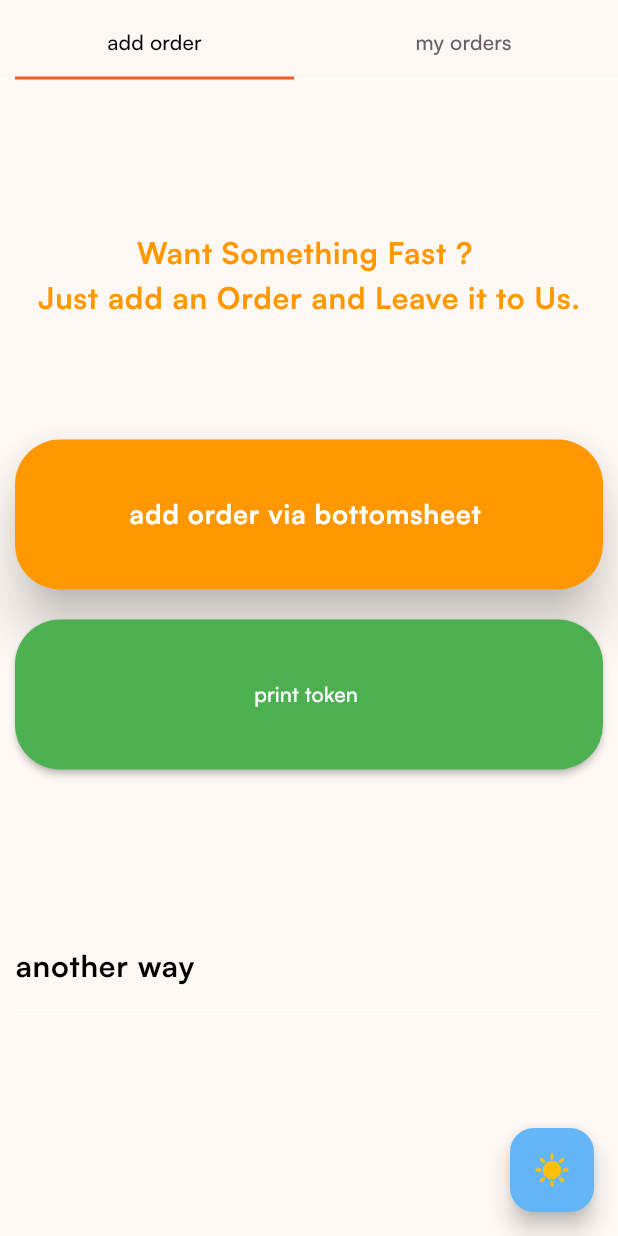
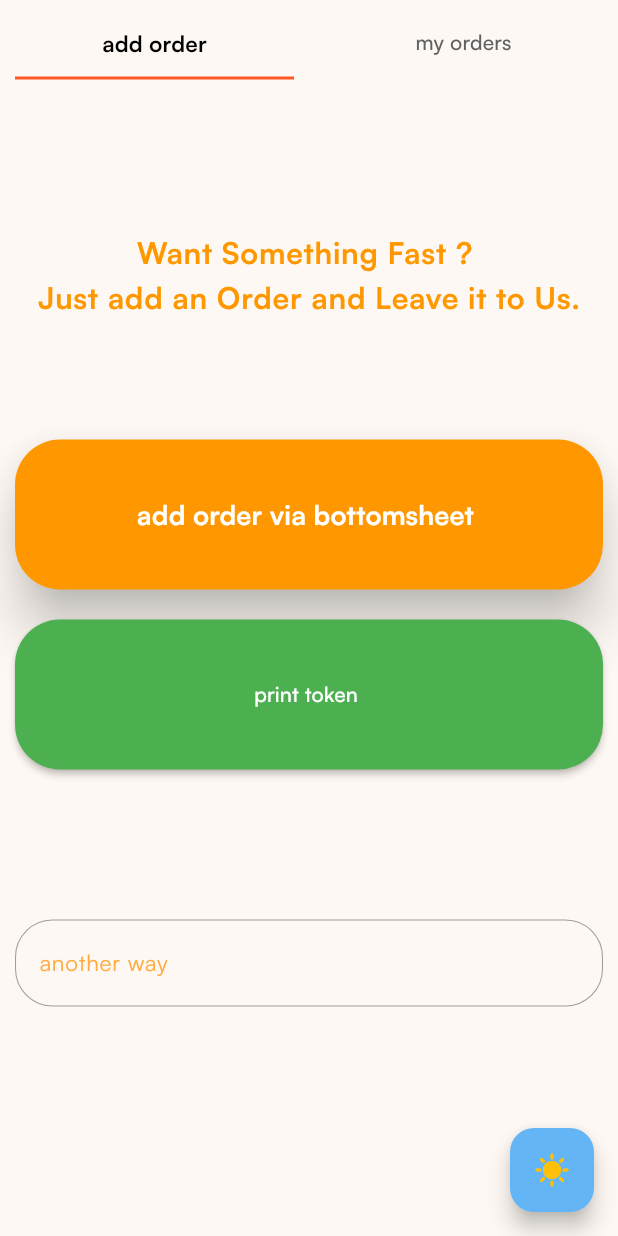
Before and after one commit to gal-hpgggjbvb/project202, a Flutter app: the UserPage screen opened by its route, on a phone screen of 412 x 824 dp. Run offline on Flutter 3.47's test engine with Material 3 defaults, Android fonts, the light colour scheme and no system bars; our stand-ins replace awesome_dialog, dio, get, hidden_drawer_menu, image_picker, introduction_screen and 3 more; accounts and stored records are empty.

Commit message:
theme 1.1

```diff
--- a/lib/custom_widgets/custom_order_field.dart
+++ b/lib/custom_widgets/custom_order_field.dart
@@ -1,6 +1,4 @@
-import 'package:flutter/cupertino.dart';
 import 'package:flutter/material.dart';
-import 'package:flutter/painting.dart';
 import 'package:get/get.dart';
 
 class CustomOrderField extends StatelessWidget {
@@ -40,17 +38,45 @@ class CustomOrderField extends StatelessWidget {
         //     hintText: hintText,
         //     // hintStyle: const TextStyle(color: Colors.blue)
         // ),
+        style: TextStyle(
+          color: context.theme.primaryColor,
+          fontSize: 17,
+          fontWeight: FontWeight.normal, // typing style
+        ),
         decoration: InputDecoration(
           labelText: labelText,
-          hintText: hintText,),
-
-        style: context.theme.textTheme.bodyMedium,
-        // style: const TextStyle(
-        //   color: Colors.deepOrange,     // Text color while typing
-        //   fontSize: 18,                 // Size of typed text
-        //   fontWeight: FontWeight.bold, // Bold, normal, etc.
-        //   fontFamily: 'Roboto',        // Use custom font if declared in pubspec.yaml
-        // ),
+          hintText: hintText,
+          hintStyle: TextStyle(
+            fontFamily: "Satoshi",
+            color: context.theme.colorScheme.secondary,
+            fontSize: 15,
+            fontWeight: FontWeight.normal,
+            // fontStyle: FontStyle.italic,
+          ),
+          labelStyle: TextStyle(
+            fontFamily: "Satoshi",
+            color: context.theme.colorScheme.primary,
+            fontSize: 15,
+            fontWeight: FontWeight.normal,
+            // fontStyle: FontStyle.italic,
+          ),
+          enabledBorder: OutlineInputBorder(
+            borderRadius: BorderRadius.circular(25),
+            borderSide: BorderSide(
+              color: context.theme.colorScheme.secondary,
+              width: 0.7,
+            ),
+          ),
+          // focusColor: context.theme.colorScheme.primary,
+          focusedBorder: OutlineInputBorder(
+            borderRadius: BorderRadius.circular(25),
+            borderSide: BorderSide(
+              color: context.theme.colorScheme.secondary,
+              width: 0.7,
+            ),
+          ),
+        ),
+        // style: context.theme.textTheme.bodyMedium,
 
         validator: (value) {
           if (value!.isEmpty) {
--- a/lib/theme/theme.dart
+++ b/lib/theme/theme.dart
@@ -69,16 +69,21 @@ ThemeData lightTheme = ThemeData(
   //todo colorScheme
   colorScheme: const ColorScheme.light(
     background: Colors.orange,
-    onBackground: Colors.white,
+    onBackground: Color(0xFFFDF8F3),
     primary: Colors.orangeAccent,
     onPrimary: Colors.deepOrange,
     secondary: Colors.grey,
-    onSecondary: Colors.deepOrange,
+    onSecondary: Colors.white,
   ),
 
   //todo tabBar
   tabBarTheme: TabBarTheme(
     labelColor: Colors.black,
+    labelStyle: const TextStyle(
+      fontFamily: "Satoshi",
+      fontSize: 15,
+      fontWeight: FontWeight.w700, // typing style
+    ),
     unselectedLabelColor: Colors.grey.shade700,
     indicatorSize: TabBarIndicatorSize.tab,
     // indicator: UnderlineTabIndicator(
@@ -131,11 +136,11 @@ ThemeData lightTheme = ThemeData(
           color: Colors.black,
           fontFamily: 'Satoshi',
         ),
-        //listtile subtitle
+        //expansionTile
         bodySmall: const TextStyle(
+          fontFamily: "Satoshi",
           color: Colors.black,
           fontSize: 17,
-          fontFamily: "Satoshi",
         ),
         //expansion listTile buttons
         displaySmall: const TextStyle(
@@ -276,7 +281,6 @@ ThemeData lightTheme = ThemeData(
   //todo listTile
 );
 
-
 ThemeData darkTheme = ThemeData(
   brightness: Brightness.dark,
   fontFamily: "Satoshi",
@@ -368,11 +372,11 @@ ThemeData darkTheme = ThemeData(
   //todo divider
   dividerTheme: const DividerThemeData(
     thickness: 0.2,
-    color: Color(0x003d3d3d),
+    color: Colors.white,
   ),
 
   // todo inputField decoration
-  inputDecorationTheme:  InputDecorationTheme(
+  inputDecorationTheme: InputDecorationTheme(
     filled: true,
     fillColor: Color(0xFFF6F6F6),
     labelStyle: TextStyle(
@@ -423,5 +427,4 @@ ThemeData darkTheme = ThemeData(
     height: 100,
     minWidth: double.infinity,
   ),
-
 );
--- a/lib/view/auth/sign_in_page.dart
+++ b/lib/view/auth/sign_in_page.dart
@@ -213,7 +213,7 @@ class _SignInPageState extends State<SignInPage> {
                         ],
                       ),
 
-                      addVerticalSpace(10),
+                      // addVerticalSpace(5),
 
                       Row(
                         mainAxisAlignment: MainAxisAlignment.center,
--- a/lib/view/auth/sign_up_page.dart
+++ b/lib/view/auth/sign_up_page.dart
@@ -185,9 +185,10 @@ class _SignUpPageState extends State<SignUpPage> {
                                             key: 'signed', value: true);
                                         CacheHelper().saveData(
                                             key: 'done', value: false);
-                                        // controller.loading = true ;
+                                        //       controller.loading = true ;
                                         Get.offAll(() => const HiddenDrawer());
                                       });
+                                    }
                                   }
                                   // if(signStatus.done){
                                   //   CacheHelper().saveData(key: 'signed', value: true) ;
@@ -201,7 +202,8 @@ class _SignUpPageState extends State<SignUpPage> {
                                   // CacheHelper().saveData(key: 'email', value: signUpController.emailController.text) ;
                                   // CacheHelper().saveData(key: 'password', value: signUpController.passwordController.text) ;
                                   // Get.offAll(() => const HiddenDrawer());
-                                  }
+
+                                  //
                                   // if(signUpController.signUpFormKey.currentState!.validate()){
                                   // //   //to keep in homepage when start again
                                   // //   serviceController.sharedpref.setString("id", "1") ;
```
Also changed, not shown: lib/custom_widgets/custom_expansiontile.dart (+108 -37 lines), lib/custom_widgets/custom_listtile.dart (+26 -7 lines), lib/view/user_view/user_page.dart (+26 -15 lines). Lines whose indentation alone changed are shown as unchanged.
